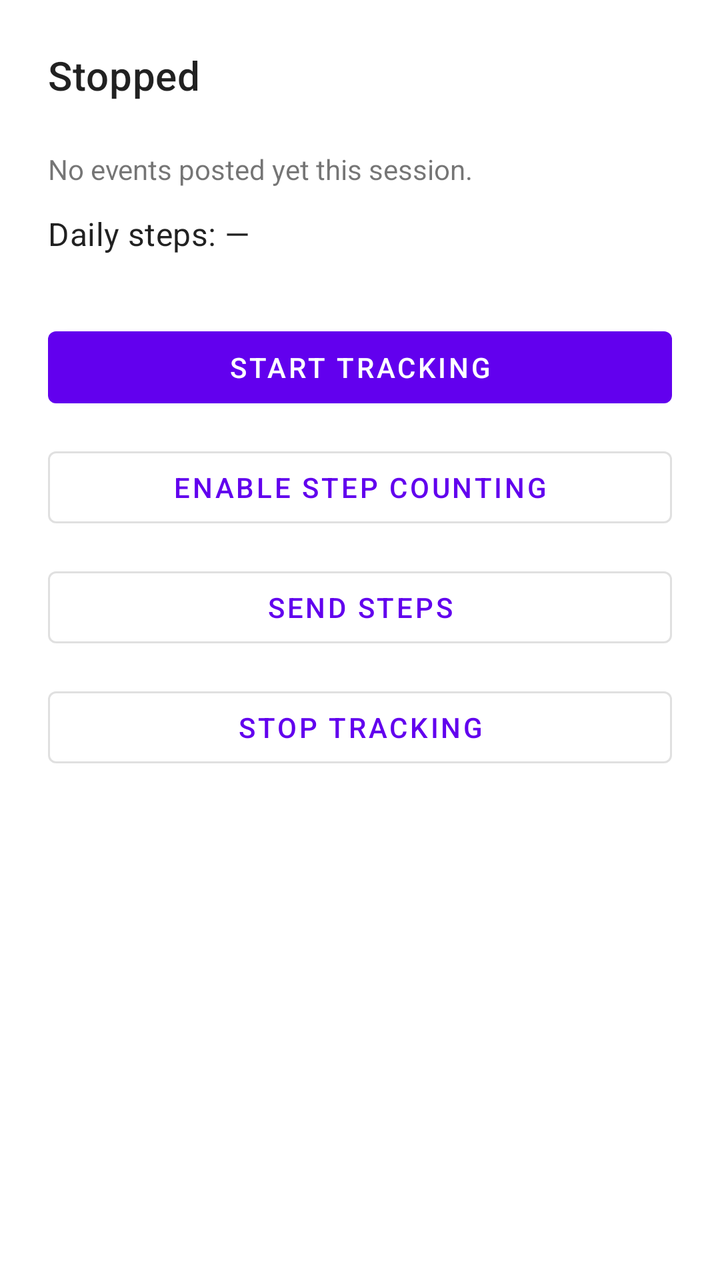
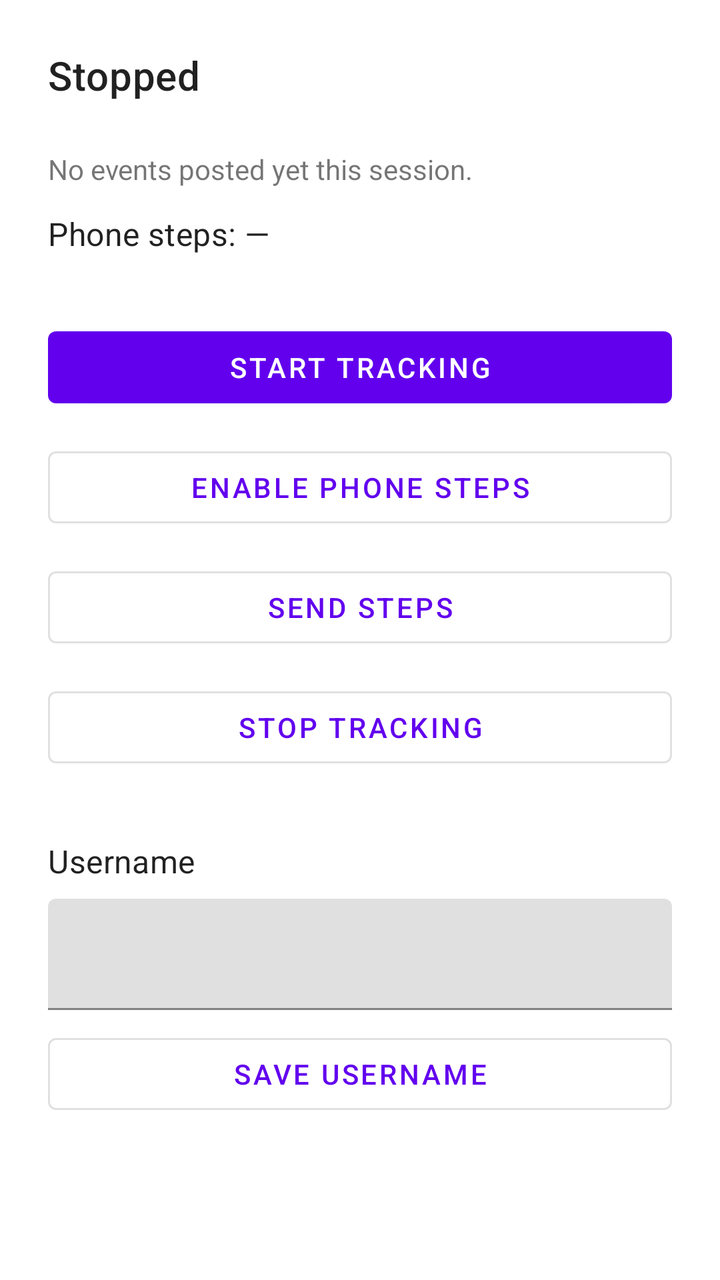

Compare the two renders of this Android layout. The source of the first and the diff that turns it into the second are given below.
<!-- AndroidManifest.xml: application theme Theme.SleepTracker -->
<!-- res/layout/activity_main.xml -->
<?xml version="1.0" encoding="utf-8"?>
<androidx.constraintlayout.widget.ConstraintLayout xmlns:android="http://schemas.android.com/apk/res/android"
    xmlns:app="http://schemas.android.com/apk/res-auto"
    android:layout_width="match_parent"
    android:layout_height="match_parent"
    android:padding="24dp">

    <TextView
        android:id="@+id/statusText"
        android:layout_width="0dp"
        android:layout_height="wrap_content"
        android:textAppearance="?attr/textAppearanceHeadline6"
        android:text="@string/status_stopped"
        app:layout_constraintTop_toTopOf="parent"
        app:layout_constraintStart_toStartOf="parent"
        app:layout_constraintEnd_toEndOf="parent" />

    <TextView
        android:id="@+id/configWarning"
        android:layout_width="0dp"
        android:layout_height="wrap_content"
        android:layout_marginTop="12dp"
        android:textColor="#B91C1C"
        android:visibility="gone"
        android:text="@string/config_missing"
        app:layout_constraintTop_toBottomOf="@id/statusText"
        app:layout_constraintStart_toStartOf="parent"
        app:layout_constraintEnd_toEndOf="parent" />

    <TextView
        android:id="@+id/usageAccessWarning"
        android:layout_width="0dp"
        android:layout_height="wrap_content"
        android:layout_marginTop="12dp"
        android:textColor="#B45309"
        android:visibility="gone"
        android:text="@string/usage_access_missing"
        app:layout_constraintTop_toBottomOf="@id/configWarning"
        app:layout_constraintStart_toStartOf="parent"
        app:layout_constraintEnd_toEndOf="parent" />

    <com.google.android.material.button.MaterialButton
        android:id="@+id/grantUsageAccessButton"
        style="@style/Widget.MaterialComponents.Button.OutlinedButton"
        android:layout_width="0dp"
        android:layout_height="wrap_content"
        android:layout_marginTop="8dp"
        android:visibility="gone"
        android:text="@string/btn_grant_usage_access"
        app:layout_constraintTop_toBottomOf="@id/usageAccessWarning"
        app:layout_constraintStart_toStartOf="parent"
        app:layout_constraintEnd_toEndOf="parent" />

    <TextView
        android:id="@+id/lastEventText"
        android:layout_width="0dp"
        android:layout_height="wrap_content"
        android:layout_marginTop="24dp"
        android:text="@string/last_event_none"
        app:layout_constraintTop_toBottomOf="@id/grantUsageAccessButton"
        app:layout_constraintStart_toStartOf="parent"
        app:layout_constraintEnd_toEndOf="parent" />

    <TextView
        android:id="@+id/dailyStepsText"
        android:layout_width="0dp"
        android:layout_height="wrap_content"
        android:layout_marginTop="12dp"
        android:textAppearance="?attr/textAppearanceSubtitle1"
        android:text="@string/daily_steps_none"
        app:layout_constraintTop_toBottomOf="@id/lastEventText"
        app:layout_constraintStart_toStartOf="parent"
        app:layout_constraintEnd_toEndOf="parent" />

    <com.google.android.material.button.MaterialButton
        android:id="@+id/startButton"
        android:layout_width="0dp"
        android:layout_height="wrap_content"
        android:layout_marginTop="32dp"
        android:text="@string/btn_start"
        app:layout_constraintTop_toBottomOf="@id/dailyStepsText"
        app:layout_constraintStart_toStartOf="parent"
        app:layout_constraintEnd_toEndOf="parent" />

    <com.google.android.material.button.MaterialButton
        android:id="@+id/enableStepsButton"
        style="@style/Widget.MaterialComponents.Button.OutlinedButton"
        android:layout_width="0dp"
        android:layout_height="wrap_content"
        android:layout_marginTop="12dp"
        android:text="@string/btn_enable_steps"
        app:layout_constraintTop_toBottomOf="@id/startButton"
        app:layout_constraintStart_toStartOf="parent"
        app:layout_constraintEnd_toEndOf="parent" />

    <com.google.android.material.button.MaterialButton
        android:id="@+id/sendStepsButton"
        style="@style/Widget.MaterialComponents.Button.OutlinedButton"
        android:layout_width="0dp"
        android:layout_height="wrap_content"
        android:layout_marginTop="12dp"
        android:text="@string/btn_send_steps"
        app:layout_constraintTop_toBottomOf="@id/enableStepsButton"
        app:layout_constraintStart_toStartOf="parent"
        app:layout_constraintEnd_toEndOf="parent" />

    <com.google.android.material.button.MaterialButton
        android:id="@+id/stopButton"
        style="@style/Widget.MaterialComponents.Button.OutlinedButton"
        android:layout_width="0dp"
        android:layout_height="wrap_content"
        android:layout_marginTop="12dp"
        android:text="@string/btn_stop"
        app:layout_constraintTop_toBottomOf="@id/sendStepsButton"
        app:layout_constraintStart_toStartOf="parent"
        app:layout_constraintEnd_toEndOf="parent" />

</androidx.constraintlayout.widget.ConstraintLayout>
<!-- resources referenced by this layout -->
<resources>
  <string name="btn_enable_steps">Enable step counting</string>
  <string name="btn_grant_usage_access">Grant usage access</string>
  <string name="btn_send_steps">Send steps</string>
  <string name="btn_start">Start tracking</string>
  <string name="btn_stop">Stop tracking</string>
  <string name="config_missing">SUPABASE_URL or SUPABASE_KEY is empty. Set them in android/local.properties and rebuild.</string>
  <string name="daily_steps_none">Daily steps: —</string>
  <string name="last_event_none">No events posted yet this session.</string>
  <string name="status_stopped">Stopped</string>
  <string name="usage_access_missing">Usage access not granted. Without it, in-app activity (e.g. scrolling) isn\'t logged while the screen stays on — only screen on/off broadcasts are.</string>
  <style name="Theme.SleepTracker" parent="Theme.MaterialComponents.DayNight.NoActionBar" />
</resources>

<!-- the commit's change to res/layout/activity_main.xml (unified diff, before → after) -->
@@ -1,8 +1,13 @@
 <?xml version="1.0" encoding="utf-8"?>
-<androidx.constraintlayout.widget.ConstraintLayout xmlns:android="http://schemas.android.com/apk/res/android"
+<ScrollView xmlns:android="http://schemas.android.com/apk/res/android"
     xmlns:app="http://schemas.android.com/apk/res-auto"
     android:layout_width="match_parent"
     android:layout_height="match_parent"
+    android:fillViewport="true">
+
+<androidx.constraintlayout.widget.ConstraintLayout
+    android:layout_width="match_parent"
+    android:layout_height="wrap_content"
     android:padding="24dp">
 
     <TextView
@@ -115,4 +120,46 @@
         app:layout_constraintStart_toStartOf="parent"
         app:layout_constraintEnd_toEndOf="parent" />
 
+    <TextView
+        android:id="@+id/usernameLabel"
+        android:layout_width="0dp"
+        android:layout_height="wrap_content"
+        android:layout_marginTop="32dp"
+        android:textAppearance="?attr/textAppearanceSubtitle1"
+        android:text="@string/username_label"
+        app:layout_constraintTop_toBottomOf="@id/stopButton"
+        app:layout_constraintStart_toStartOf="parent"
+        app:layout_constraintEnd_toEndOf="parent" />
+
+    <com.google.android.material.textfield.TextInputLayout
+        android:id="@+id/usernameInputLayout"
+        android:layout_width="0dp"
+        android:layout_height="wrap_content"
+        android:layout_marginTop="8dp"
+        app:layout_constraintTop_toBottomOf="@id/usernameLabel"
+        app:layout_constraintStart_toStartOf="parent"
+        app:layout_constraintEnd_toEndOf="parent">
+
+        <com.google.android.material.textfield.TextInputEditText
+            android:id="@+id/usernameInput"
+            android:layout_width="match_parent"
+            android:layout_height="wrap_content"
+            android:inputType="textPersonName"
+            android:maxLines="1"
+            android:imeOptions="actionDone" />
+    </com.google.android.material.textfield.TextInputLayout>
+
+    <com.google.android.material.button.MaterialButton
+        android:id="@+id/saveUsernameButton"
+        style="@style/Widget.MaterialComponents.Button.OutlinedButton"
+        android:layout_width="0dp"
+        android:layout_height="wrap_content"
+        android:layout_marginTop="8dp"
+        android:text="@string/btn_save_username"
+        app:layout_constraintTop_toBottomOf="@id/usernameInputLayout"
+        app:layout_constraintStart_toStartOf="parent"
+        app:layout_constraintEnd_toEndOf="parent" />
+
 </androidx.constraintlayout.widget.ConstraintLayout>
+
+</ScrollView>
<!-- resource entries referenced after the edit -->
@@ -1,15 +1,17 @@
 <!-- resources referenced by this layout -->
 <resources>
-  <string name="btn_enable_steps">Enable step counting</string>
+  <string name="btn_enable_steps">Enable phone steps</string>
   <string name="btn_grant_usage_access">Grant usage access</string>
+  <string name="btn_save_username">Save username</string>
   <string name="btn_send_steps">Send steps</string>
   <string name="btn_start">Start tracking</string>
   <string name="btn_stop">Stop tracking</string>
   <string name="config_missing">SUPABASE_URL or SUPABASE_KEY is empty. Set them in android/local.properties and rebuild.</string>
-  <string name="daily_steps_none">Daily steps: —</string>
+  <string name="daily_steps_none">Phone steps: —</string>
   <string name="last_event_none">No events posted yet this session.</string>
   <string name="status_stopped">Stopped</string>
   <string name="usage_access_missing">Usage access not granted. Without it, in-app activity (e.g. scrolling) isn\'t logged while the screen stays on — only screen on/off broadcasts are.</string>
+  <string name="username_label">Username</string>
   <style name="Theme.SleepTracker" parent="Theme.MaterialComponents.DayNight.NoActionBar" />
 </resources>
 
